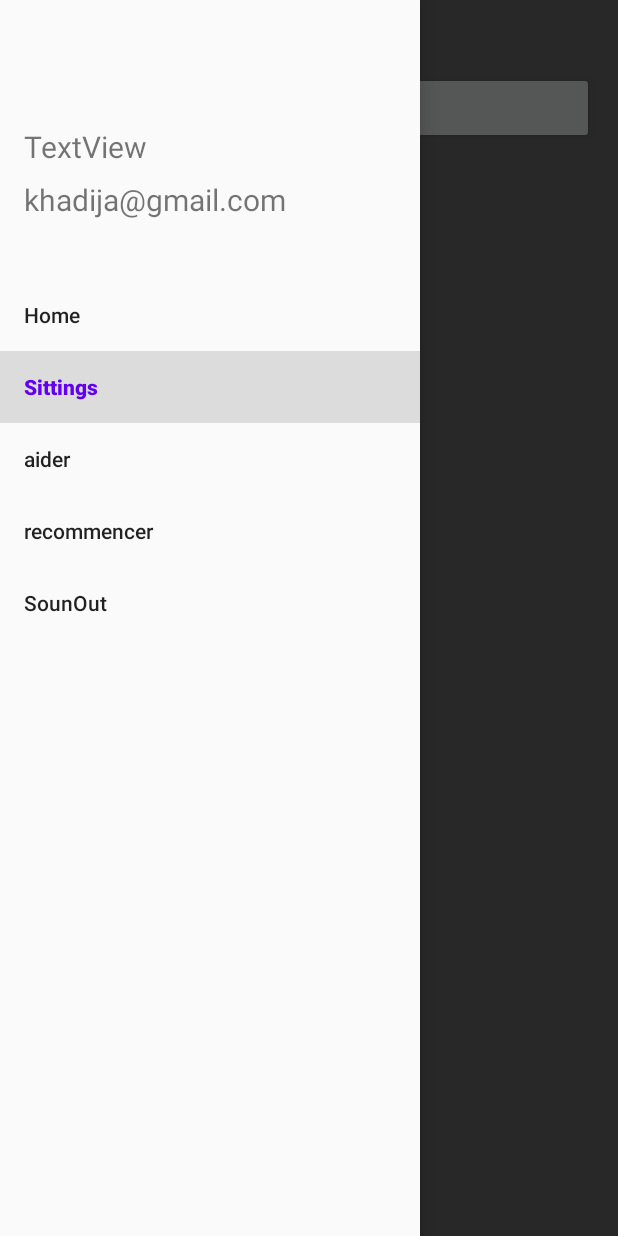
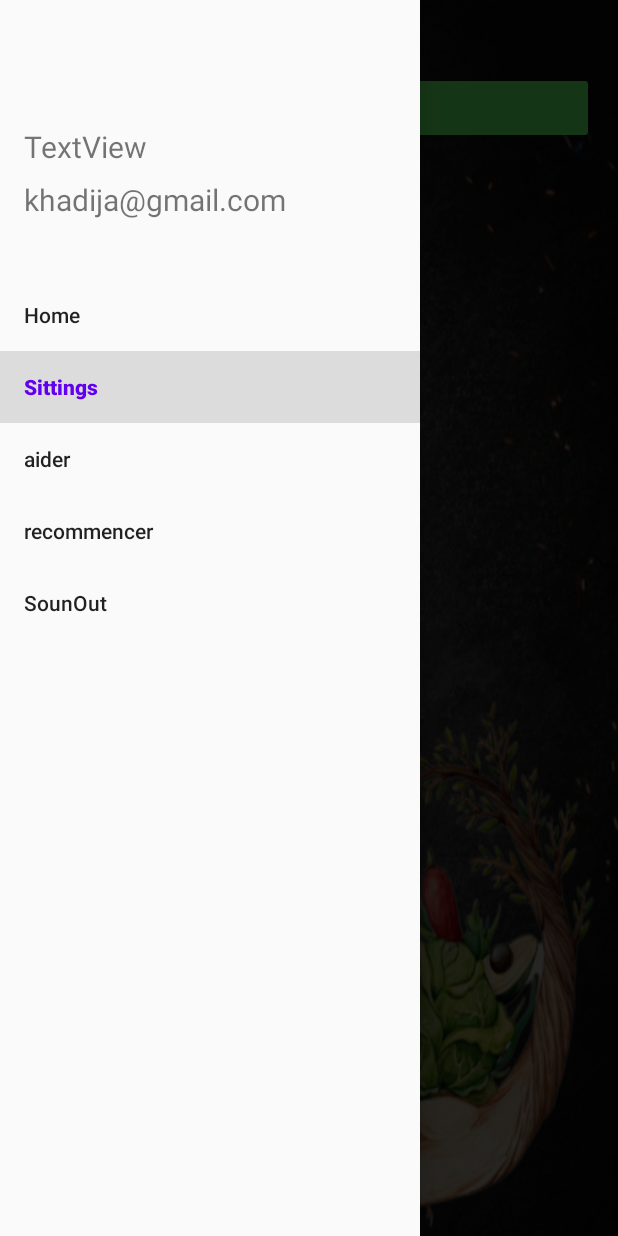
Before and after one commit to khadijaMadane/nutfit, an Android app: the nutValues screen opened directly, with no data from a screen before it, in the side drawer, after a tap on "Sittings", on a phone screen of 412 x 824 dp. Run offline under Robolectric (Android 15) with nearby library versions, the phone set to English and light mode, and no system bars; our stand-ins replace CircleImageView; 10 statements that could not run were skipped.

Commit message:
finition1

```diff
--- a/app/src/main/java/com/example/nutfit/phase2.java
+++ b/app/src/main/java/com/example/nutfit/phase2.java
@@ -115,6 +115,10 @@ public class phase2 {
         return basis;
 
     }
+    public double[][] dl(){
+        return table5;
+
+    }
 
 /////////////////////////////fin/////////////////////////////////////////
 }
--- a/app/src/main/java/com/example/nutfit/simplexe.java
+++ b/app/src/main/java/com/example/nutfit/simplexe.java
@@ -269,25 +269,17 @@ public class simplexe extends AppCompatActivity {
         System.out.println("//////////////////////////phase 2////////////////////");
         phase2 f2=new phase2(table5,new_l2,new_c2,resultNut,resultIng,basi);
         f2.solve();
-        f2.basis();
+       basi= f2.basis();
+       table5=f2.dl();
 
         //fin////////////////////////////////////////////////////////////////////////////////////////////////////////////////////////////////
 
-
-
-
-
-
-
-
-
-
-
-
-
-
+        System.out.println("value = " + table5[new_l2-1][new_c2-1]);
+        for (int i = 0; i < resultNut; i++)
+            if (basi[i] < resultIng)
+                System.out.println("la quantité de "+ nameIngArray[basi[i]] + " = "+ table5[i][resultNut+ resultIng-1]);
+        System.out.println();
+    }
 
 
     }
-
-}
--- a/app/src/main/res/layout/activity_nut_values.xml
+++ b/app/src/main/res/layout/activity_nut_values.xml
@@ -4,7 +4,8 @@
     xmlns:tools="http://schemas.android.com/tools"
     android:id="@+id/drawerLayoutId"
     android:layout_width="match_parent"
-    android:layout_height="match_parent">
+    android:layout_height="match_parent"
+    android:background="@drawable/nutval">
     <androidx.constraintlayout.widget.ConstraintLayout
         android:layout_width="match_parent"
         android:layout_height="match_parent"
@@ -35,7 +36,8 @@
             android:layout_width="match_parent"
             android:layout_height="wrap_content"
             android:layout_marginTop="16dp"
-            android:text="Submit" />
+            android:text="Submit"
+            android:backgroundTint="@color/green_200"/>
 
 
 
--- a/app/src/main/res/layout/activity_simplexe.xml
+++ b/app/src/main/res/layout/activity_simplexe.xml
@@ -4,6 +4,7 @@
     xmlns:tools="http://schemas.android.com/tools"
     android:layout_width="match_parent"
     android:layout_height="match_parent"
+    android:background="@drawable/resultat"
     tools:context=".simplexe">
 
 </androidx.constraintlayout.widget.ConstraintLayout>
```
Also changed, not shown: app/src/main/res/drawable/nutval.png (added), app/src/main/res/drawable/resultat.jpg (added).
